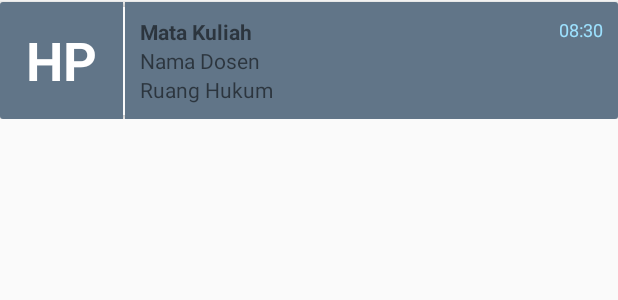
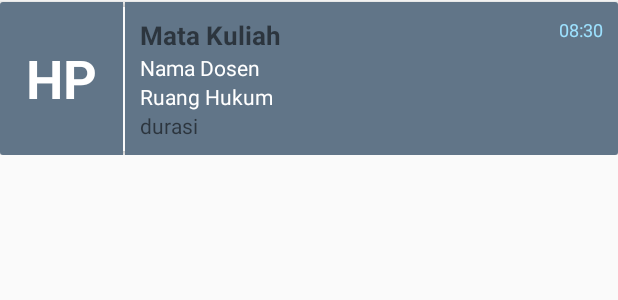
Before and after one commit to zolandhole/UnpasUserDemo, an Android app: the layout recycler_jadwal_mahasiswa.xml on its own in the app's theme, with its tools: preview values and no code run, on a phone screen of 412 x 824 dp. Shown: the top 300 px of the screen. Run offline under Robolectric (Android 15) with nearby library versions, the phone set to English and light mode, and no system bars; network calls fail.

```diff
--- a/app/src/main/res/layout/activity_login.xml
+++ b/app/src/main/res/layout/activity_login.xml
@@ -9,6 +9,7 @@
     tools:context=".LoginActivity">
 
     <ScrollView
+        android:visibility="gone"
         android:layout_width="match_parent"
         android:layout_height="match_parent"
         tools:ignore="UselessParent">
--- a/app/src/main/res/layout/activity_main.xml
+++ b/app/src/main/res/layout/activity_main.xml
@@ -6,6 +6,7 @@
     android:layout_height="match_parent"
     android:background="@drawable/bgunpas"
     tools:context=".MainActivity">
+
     <RelativeLayout
         android:layout_width="match_parent"
         android:layout_height="wrap_content">
--- a/app/src/main/res/layout/recycler_jadwal_mahasiswa.xml
+++ b/app/src/main/res/layout/recycler_jadwal_mahasiswa.xml
@@ -51,9 +51,11 @@
                     android:layout_width="wrap_content"
                     android:layout_height="wrap_content"
                     android:textStyle="bold"
+                    android:textSize="17sp"
                     android:text="@string/mata_kuliah"/>
 
                 <TextView
+                    android:textColor="@color/bodas"
                     android:layout_alignParentStart="true"
                     android:id="@+id/rpm_dosen"
                     android:layout_width="wrap_content"
@@ -62,12 +64,21 @@
                     android:layout_below="@+id/rpm_matakuliah"/>
 
                 <TextView
+                    android:textColor="@color/bodas"
                     android:id="@+id/rpm_ruangan"
                     android:layout_alignParentStart="true"
                     android:layout_width="wrap_content"
                     android:layout_height="wrap_content"
                     android:text="@string/ruang_hukum"
                     android:layout_below="@id/rpm_dosen"/>
+
+                <TextView
+                    android:id="@+id/rpm_durasi"
+                    android:layout_alignParentStart="true"
+                    android:layout_width="wrap_content"
+                    android:layout_height="wrap_content"
+                    android:text="@string/durasi"
+                    android:layout_below="@id/rpm_ruangan"/>
 
                 <TextView
                     android:id="@+id/rpm_jam"
--- a/app/src/main/res/values/strings.xml
+++ b/app/src/main/res/values/strings.xml
@@ -52,6 +52,7 @@
     <string name="ruang_hukum">Ruang Hukum</string>
     <string name="jam">08:30</string>
     <string name="jadwal_kuliah">Jadwal Kuliah</string>
+    <string name="durasi">durasi</string>
     <string-array name="tujuan_arrays">
         <item>Dosen</item>
         <item>Mahasiswa</item>
```
Also changed, not shown: app/src/main/java/com/example/unpasuserdemo/adapters/AdapterJadwal.java (+43 -1 lines), app/src/main/java/com/example/unpasuserdemo/services/NotificationReceiver.java (+17 -3 lines).
